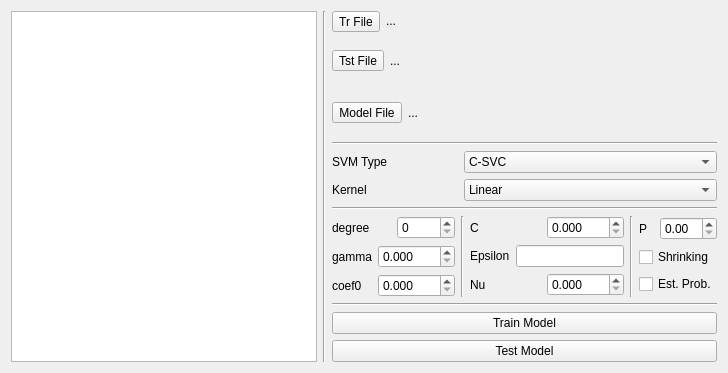
First picture: the form in svm-app/mainwindow.ui, repository boidachenkop/dw, before the edit.
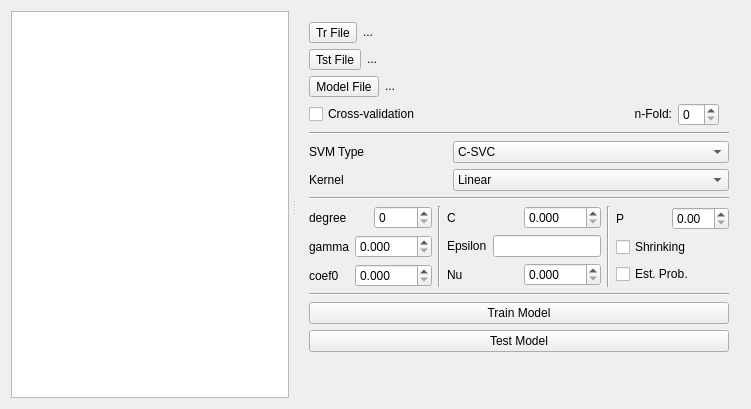
Second picture: the form after the edit.

Commit message: Nice ui scaling. Cross-validation ui

```diff
--- a/svm-app/mainwindow.ui
+++ b/svm-app/mainwindow.ui
@@ -6,31 +6,38 @@
    <rect>
     <x>0</x>
     <y>0</y>
-    <width>728</width>
-    <height>373</height>
+    <width>751</width>
+    <height>409</height>
    </rect>
   </property>
   <property name="windowTitle">
    <string>MainWindow</string>
   </property>
   <widget class="QWidget" name="centralWidget">
-   <layout class="QVBoxLayout" name="verticalLayout_2">
+   <layout class="QHBoxLayout" name="horizontalLayout">
+    <property name="sizeConstraint">
+     <enum>QLayout::SetMaximumSize</enum>
+    </property>
     <item>
-     <layout class="QHBoxLayout" name="horizontalLayout_3" stretch="0,0,0">
-      <item>
-       <widget class="QTextEdit" name="output_textEdit"/>
-      </item>
-      <item>
-       <widget class="Line" name="line_6">
-        <property name="orientation">
-         <enum>Qt::Vertical</enum>
-        </property>
-       </widget>
-      </item>
-      <item>
-       <layout class="QVBoxLayout" name="verticalLayout" stretch="0,0,0,0,0,0,0,0,0,0,0">
+     <widget class="QSplitter" name="splitter">
+      <property name="orientation">
+       <enum>Qt::Horizontal</enum>
+      </property>
+      <property name="handleWidth">
+       <number>9</number>
+      </property>
+      <widget class="QTextEdit" name="output_textEdit">
+       <property name="sizePolicy">
+        <sizepolicy hsizetype="Preferred" vsizetype="Preferred">
+         <horstretch>0</horstretch>
+         <verstretch>0</verstretch>
+        </sizepolicy>
+       </property>
+      </widget>
+      <widget class="QWidget" name="">
+       <layout class="QVBoxLayout" name="verticalLayout" stretch="0,0,0,0,0,0,0,0,0,0,0,0,0">
         <property name="sizeConstraint">
-         <enum>QLayout::SetFixedSize</enum>
+         <enum>QLayout::SetMinimumSize</enum>
         </property>
         <item>
          <layout class="QHBoxLayout" name="chooseDataset_horizontalLayout" stretch="0,1">
@@ -38,7 +45,7 @@
            <number>6</number>
           </property>
           <property name="sizeConstraint">
-           <enum>QLayout::SetMinimumSize</enum>
+           <enum>QLayout::SetFixedSize</enum>
           </property>
           <property name="rightMargin">
            <number>0</number>
@@ -82,6 +89,9 @@
         </item>
         <item>
          <layout class="QHBoxLayout" name="tstFile_horizontalLayout" stretch="0,1">
+          <property name="sizeConstraint">
+           <enum>QLayout::SetFixedSize</enum>
+          </property>
           <item>
            <widget class="QToolButton" name="choose_tstFile_toolButton">
             <property name="enabled">
@@ -100,6 +110,12 @@
           </item>
           <item>
            <widget class="QLabel" name="tstFile_path_label">
+            <property name="sizePolicy">
+             <sizepolicy hsizetype="Preferred" vsizetype="Fixed">
+              <horstretch>0</horstretch>
+              <verstretch>0</verstretch>
+             </sizepolicy>
+            </property>
             <property name="text">
              <string>...</string>
             </property>
@@ -109,6 +125,9 @@
         </item>
         <item>
          <layout class="QHBoxLayout" name="modelFile_horizontalLayout" stretch="0,1">
+          <property name="sizeConstraint">
+           <enum>QLayout::SetFixedSize</enum>
+          </property>
           <item>
            <widget class="QToolButton" name="modelFile_toolButton">
             <property name="sizePolicy">
@@ -124,6 +143,12 @@
           </item>
           <item>
            <widget class="QLabel" name="modelFile_path_label">
+            <property name="sizePolicy">
+             <sizepolicy hsizetype="Preferred" vsizetype="Fixed">
+              <horstretch>0</horstretch>
+              <verstretch>0</verstretch>
+             </sizepolicy>
+            </property>
             <property name="text">
              <string>...</string>
             </property>
@@ -131,6 +156,55 @@
           </item>
          </layout>
         </item>
+        <item>
+         <layout class="QHBoxLayout" name="crossValidation_horizontalLayout">
+          <property name="sizeConstraint">
+           <enum>QLayout::SetFixedSize</enum>
+          </property>
+          <property name="rightMargin">
+           <number>10</number>
+          </property>
+          <item>
+           <widget class="QCheckBox" name="crossValidation_checkBox">
+            <property name="sizePolicy">
+             <sizepolicy hsizetype="Minimum" vsizetype="Fixed">
+              <horstretch>0</horstretch>
+              <verstretch>0</verstretch>
+             </sizepolicy>
+            </property>
+            <property name="text">
+             <string>Cross-validation</string>
+            </property>
+           </widget>
+          </item>
+          <item>
+           <widget class="QLabel" name="nFold_label">
+            <property name="sizePolicy">
+             <sizepolicy hsizetype="Preferred" vsizetype="Fixed">
+              <horstretch>0</horstretch>
+              <verstretch>0</verstretch>
+             </sizepolicy>
+            </property>
+            <property name="text">
+             <string>n-Fold:</string>
+            </property>
+            <property name="alignment">
+             <set>Qt::AlignRight|Qt::AlignTrailing|Qt::AlignVCenter</set>
+            </property>
+           </widget>
+          </item>
+          <item>
+           <widget class="QSpinBox" name="nFold_spinBox">
+            <property name="sizePolicy">
+             <sizepolicy hsizetype="Fixed" vsizetype="Fixed">
+              <horstretch>0</horstretch>
+              <verstretch>0</verstretch>
+             </sizepolicy>
+            </property>
+           </widget>
+          </item>
+         </layout>
+        </item>
         <item>
          <widget class="Line" name="line_4">
           <property name="orientation">
@@ -141,10 +215,16 @@
         <item>
          <layout class="QHBoxLayout" name="svmType_horizontalLayout" stretch="1,2">
           <property name="sizeConstraint">
-           <enum>QLayout::SetMinimumSize</enum>
+           <enum>QLayout::SetFixedSize</enum>
           </property>
           <item>
            <widget class="QLabel" name="svmType_label">
+            <property name="sizePolicy">
+             <sizepolicy hsizetype="Preferred" vsizetype="Fixed">
+              <horstretch>0</horstretch>
+              <verstretch>0</verstretch>
+             </sizepolicy>
+            </property>
             <property name="text">
              <string>SVM Type</string>
             </property>
@@ -193,10 +273,16 @@
         <item>
          <layout class="QHBoxLayout" name="kernel_horizontalLayout" stretch="1,2">
           <property name="sizeConstraint">
-           <enum>QLayout::SetMinimumSize</enum>
+           <enum>QLayout::SetFixedSize</enum>
           </property>
           <item>
            <widget class="QLabel" name="kernel_label">
+            <property name="sizePolicy">
+             <sizepolicy hsizetype="Preferred" vsizetype="Fixed">
+              <horstretch>0</horstretch>
+              <verstretch>0</verstretch>
+             </sizepolicy>
+            </property>
             <property name="text">
              <string>Kernel</string>
             </property>
@@ -246,12 +332,12 @@
         <item>
          <layout class="QHBoxLayout" name="params_horizontalLayout">
           <property name="sizeConstraint">
-           <enum>QLayout::SetMinimumSize</enum>
+           <enum>QLayout::SetFixedSize</enum>
           </property>
           <item>
            <layout class="QVBoxLayout" name="kernelOpt_verticalLayout">
             <property name="sizeConstraint">
-             <enum>QLayout::SetMaximumSize</enum>
+             <enum>QLayout::SetFixedSize</enum>
             </property>
             <item>
              <layout class="QHBoxLayout" name="degree_horizontalLayout">
@@ -330,7 +416,7 @@
           <item>
            <layout class="QVBoxLayout" name="svmTypeOpt_verticalLayout">
             <property name="sizeConstraint">
-             <enum>QLayout::SetMaximumSize</enum>
+             <enum>QLayout::SetFixedSize</enum>
             </property>
             <item>
              <layout class="QHBoxLayout" name="C_horizontalLayout">
@@ -425,7 +511,7 @@
           <item>
            <layout class="QVBoxLayout" name="generalOpt_verticalLayout">
             <property name="sizeConstraint">
-             <enum>QLayout::SetMaximumSize</enum>
+             <enum>QLayout::SetFixedSize</enum>
             </property>
             <item>
              <layout class="QHBoxLayout" name="P_horizontalLayout">
@@ -495,9 +581,25 @@
           </property>
          </widget>
         </item>
+        <item>
+         <spacer name="verticalSpacer">
+          <property name="orientation">
+           <enum>Qt::Vertical</enum>
+          </property>
+          <property name="sizeType">
+           <enum>QSizePolicy::Expanding</enum>
+          </property>
+          <property name="sizeHint" stdset="0">
+           <size>
+            <width>20</width>
+            <height>40</height>
+           </size>
+          </property>
+         </spacer>
+        </item>
        </layout>
-      </item>
-     </layout>
+      </widget>
+     </widget>
     </item>
    </layout>
   </widget>
```
Left out of the diff: 2 changed lines with no effect on the pictures. The commit also changes 2 other files.
